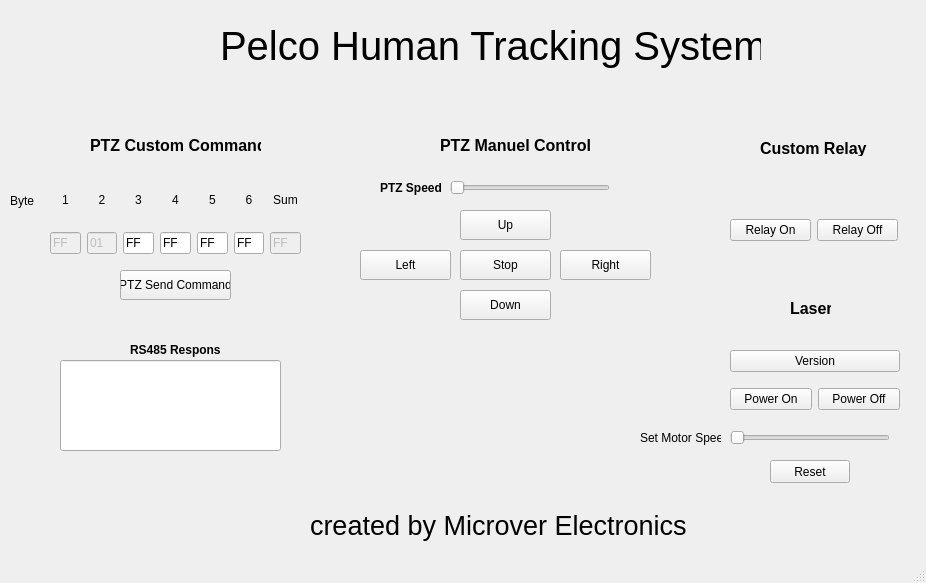
First picture: the form in gui/mainwindow.ui, repository Microver-Electronics/MIC_Human_Tracker_PTZ, before the edit.
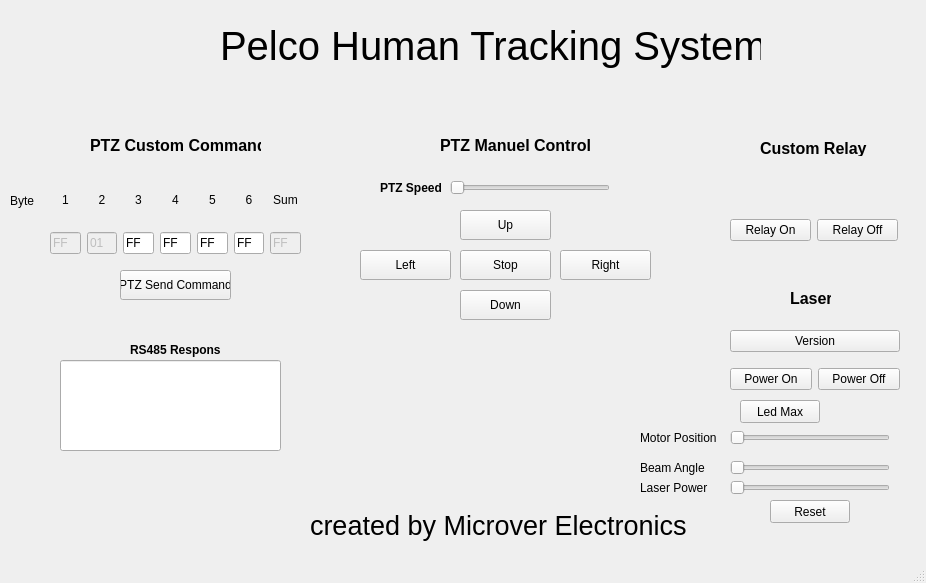
Second picture: the form after the edit.

What changed in the file:
```diff
--- a/gui/mainwindow.ui
+++ b/gui/mainwindow.ui
@@ -365,7 +365,7 @@
     <property name="geometry">
      <rect>
       <x>790</x>
-      <y>300</y>
+      <y>290</y>
       <width>41</width>
       <height>16</height>
      </rect>
@@ -385,7 +385,7 @@
     <property name="geometry">
      <rect>
       <x>730</x>
-      <y>340</y>
+      <y>320</y>
       <width>170</width>
       <height>80</height>
      </rect>
@@ -481,14 +481,14 @@
      </rect>
     </property>
     <property name="text">
-     <string>Set Motor Speed</string>
+     <string>Motor Position</string>
     </property>
    </widget>
    <widget class="QPushButton" name="laser_reset_button">
     <property name="geometry">
      <rect>
       <x>770</x>
-      <y>460</y>
+      <y>500</y>
       <width>80</width>
       <height>23</height>
      </rect>
@@ -555,6 +555,71 @@
      <string>PTZ Speed</string>
     </property>
    </widget>
+   <widget class="QSlider" name="laser_beam_angle_slider">
+    <property name="geometry">
+     <rect>
+      <x>730</x>
+      <y>460</y>
+      <width>160</width>
+      <height>16</height>
+     </rect>
+    </property>
+    <property name="orientation">
+     <enum>Qt::Horizontal</enum>
+    </property>
+   </widget>
+   <widget class="QLabel" name="label_18">
+    <property name="geometry">
+     <rect>
+      <x>640</x>
+      <y>460</y>
+      <width>81</width>
+      <height>16</height>
+     </rect>
+    </property>
+    <property name="text">
+     <string>Beam Angle</string>
+    </property>
+   </widget>
+   <widget class="QLabel" name="label_19">
+    <property name="geometry">
+     <rect>
+      <x>640</x>
+      <y>480</y>
+      <width>81</width>
+      <height>16</height>
+     </rect>
+    </property>
+    <property name="text">
+     <string>Laser Power</string>
+    </property>
+   </widget>
+   <widget class="QSlider" name="laser_power_slider">
+    <property name="geometry">
+     <rect>
+      <x>730</x>
+      <y>480</y>
+      <width>160</width>
+      <height>16</height>
+     </rect>
+    </property>
+    <property name="orientation">
+     <enum>Qt::Horizontal</enum>
+    </property>
+   </widget>
+   <widget class="QPushButton" name="led_max_button">
+    <property name="geometry">
+     <rect>
+      <x>740</x>
+      <y>400</y>
+      <width>80</width>
+      <height>23</height>
+     </rect>
+    </property>
+    <property name="text">
+     <string>Led Max</string>
+    </property>
+   </widget>
   </widget>
   <widget class="QMenuBar" name="menubar">
    <property name="geometry">
```
Left out of the diff: 2 changed lines with no effect on the pictures.
